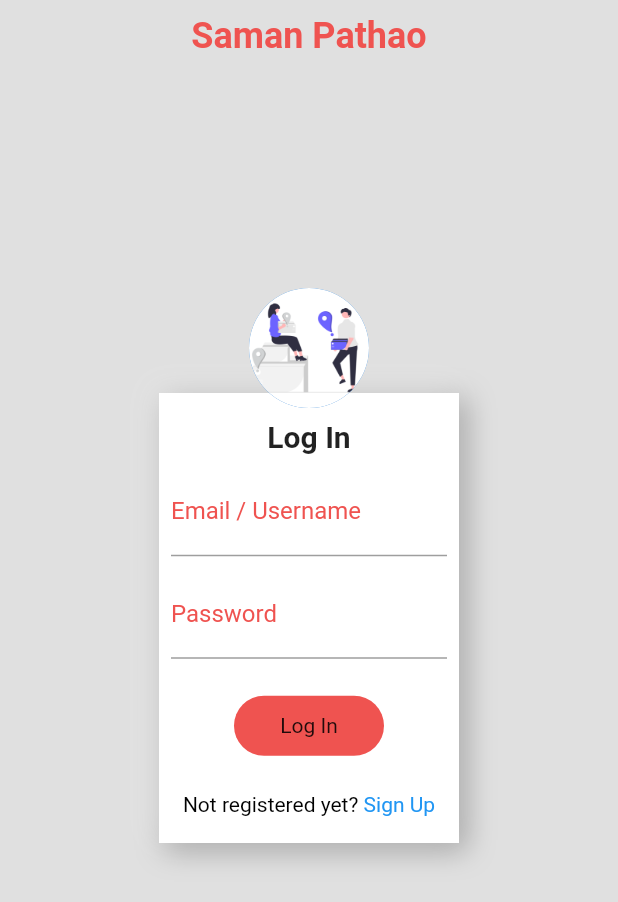
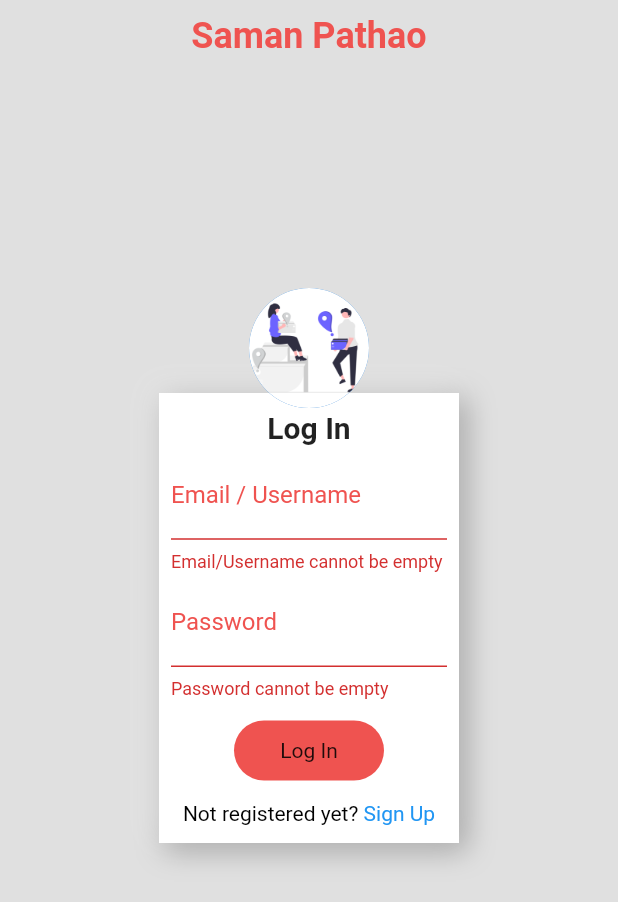
Before and after one commit to Babin6139/saman-pathao, a Flutter app: the screen it shows after launch, after a tap on "Log In", on a phone screen of 412 x 824 dp. Shown: the top 902 px of the screen. Run offline on Flutter 3.47's test engine with Material 2 defaults, Android fonts, the phone set to English and light mode, and no system bars; our stand-ins replace curved_navigation_bar, image_picker; network calls fail.

Commit message:
minor routing changes

```diff
--- a/client/customer/lib/main.dart
+++ b/client/customer/lib/main.dart
@@ -17,6 +17,7 @@
     return MaterialApp(
       initialRoute: MyRoutes.landingPage,
       theme: MyThemes.lightTheme(context),
+      debugShowCheckedModeBanner: false,
       routes: {
         MyRoutes.landingPage: (context) => LoginPage(),
         MyRoutes.login: (context) => LoginPage(),
--- a/client/customer/lib/pages/home_page.dart
+++ b/client/customer/lib/pages/home_page.dart
@@ -23,7 +23,6 @@
   Widget build(BuildContext context) {
     return Scaffold(
       appBar: AppBar(
-        automaticallyImplyLeading: false,
         actions: [
           Padding(
             padding: const EdgeInsets.only(right: 16.0),
--- a/client/customer/lib/pages/login_page.dart
+++ b/client/customer/lib/pages/login_page.dart
@@ -16,16 +16,18 @@
 class _LoginPageState extends State<LoginPage> {
   String? email;
   String? password;
+  final _formkey = GlobalKey<FormState>();
   @override
   Widget build(BuildContext context) {
     login() async {
+      if (_formkey.currentState!.validate()) {
         var data = jsonEncode({'email': email, 'password': password});
         var url = "http://10.0.2.2:7000/users/client";
         var response = await http.post(Uri.parse(url),
             headers: {'Content-Type': 'application/json'}, body: data);
-      print(await jsonDecode(response.body)["message"]);
         if (await jsonDecode(response.body)["message"] == "Login sucessfull") {
-        Navigator.pushNamed(context, MyRoutes.homepage);
+          Navigator.pushReplacementNamed(context, MyRoutes.homepage);
+        } else {}
       }
     }
 
@@ -70,6 +72,8 @@
                     ),
                 child: Padding(
                   padding: const EdgeInsets.all(8.0),
+                  child: Form(
+                    key: _formkey,
                     child: Column(
                       mainAxisAlignment: MainAxisAlignment.spaceEvenly,
                       children: [
@@ -81,6 +85,12 @@
                           ),
                         ),
                         TextFormField(
+                          validator: (value) {
+                            if (value == null || value.isEmpty) {
+                              return "Email/Username cannot be empty";
+                            }
+                            return null;
+                          },
                           onChanged: (value) {
                             setState(() {
                               email = value;
@@ -92,6 +102,12 @@
                               hintText: "Enter your email"),
                         ),
                         TextFormField(
+                          validator: (value) {
+                            if (value == null || value.isEmpty) {
+                              return "Password cannot be empty";
+                            }
+                            return null;
+                          },
                           onChanged: (value) {
                             password = value;
                           },
@@ -142,6 +158,7 @@
                   ),
                 ),
               ),
+            ),
             Positioned(
               top: size.height / 2 - 220,
               left: size.width / 2 - 40.0,
--- a/client/customer/lib/pages/signup_page.dart
+++ b/client/customer/lib/pages/signup_page.dart
@@ -39,7 +39,7 @@
       var response = await http.post(Uri.parse(url),
           headers: {'Content-Type': 'application/json'}, body: data);
       if (await jsonDecode(response.body)["message"] == "SignUp sucessfull") {
-        Navigator.pushNamed(context, MyRoutes.login);
+        Navigator.pushReplacementNamed(context, MyRoutes.login);
       }
     }
 
@@ -231,7 +231,8 @@
                                   style: TextStyle(color: Colors.blue),
                                   recognizer: TapGestureRecognizer()
                                     ..onTap = () {
-                                      print("Hello");
+                                      Navigator.pushNamed(
+                                          context, MyRoutes.login);
                                     })
                             ]))
                       ],
```
Lines whose indentation alone changed are shown as unchanged.
